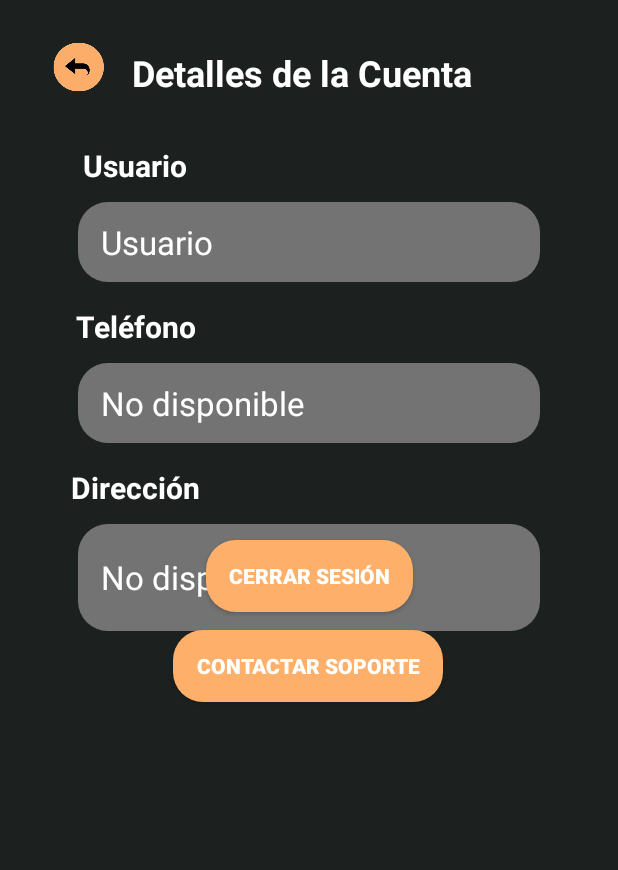
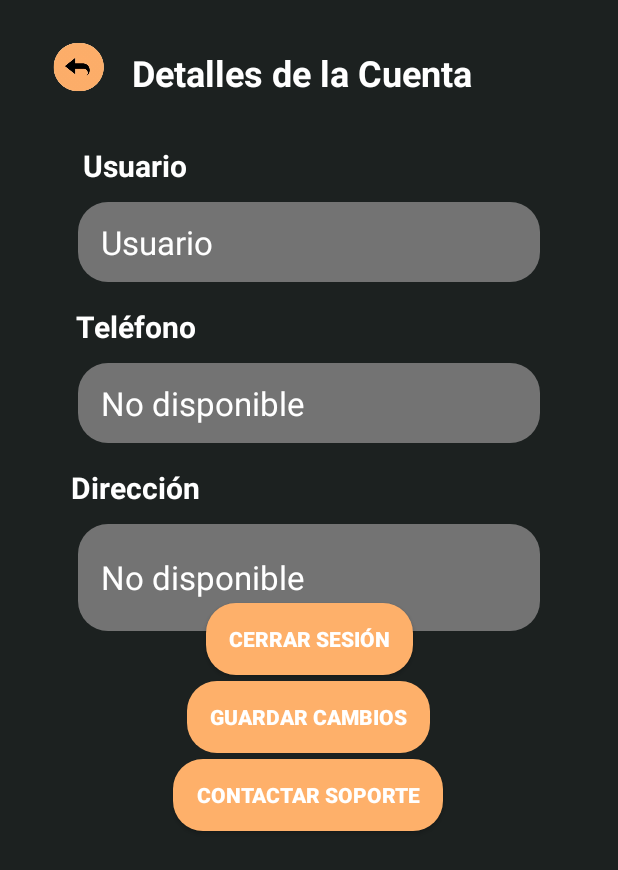
Before and after one commit to DIMONTFF/amayor, an Android app: the fragment Fragment_DetallesCuentaCliente placed in its activity, on a phone screen of 412 x 824 dp. Shown: the top 870 px of the screen. Run offline under Robolectric (Android 15) with nearby library versions, the phone set to English and light mode, and no system bars.

Commit message:
Bug Fixing 2 y editar detalles usuarios

```diff
--- a/app/src/main/java/com/example/amayor/FirstActivity/Fragments/Fragment_DetallesCuentaCliente.java
+++ b/app/src/main/java/com/example/amayor/FirstActivity/Fragments/Fragment_DetallesCuentaCliente.java
@@ -9,6 +9,8 @@ import android.os.Bundle;
 import androidx.fragment.app.Fragment;
 import androidx.fragment.app.FragmentManager;
 import androidx.fragment.app.FragmentTransaction;
+import android.text.Editable;
+import android.text.TextWatcher;
 import android.util.Log;
 import android.view.LayoutInflater;
 import android.view.View;
@@ -24,20 +26,32 @@ import com.example.amayor.R;
 public class Fragment_DetallesCuentaCliente extends Fragment {
 
     private static final String TAG = "DetallesCuentaCliente";
+    private String originalUsuario, originalTelefono, originalDireccion;
+    private EditText etUsuario, etTelefono, etDireccion;
+    private Button btnGuardarCambios;
 
     @Override
     public View onCreateView(LayoutInflater inflater, ViewGroup container, Bundle savedInstanceState) {
         View view = inflater.inflate(R.layout.fragment_detalles_cuenta_cliente, container, false);
 
         // Initialize EditText fields
-        EditText etUsuario = view.findViewById(R.id.etUsuario);
-        EditText etTelefono = view.findViewById(R.id.etTelefono);
-        EditText etDireccion = view.findViewById(R.id.etDireccion);
+        etUsuario = view.findViewById(R.id.etUsuario);
+        etTelefono = view.findViewById(R.id.etTelefono);
+        etDireccion = view.findViewById(R.id.etDireccion);
 
-        // Initialize back and other buttons
+        // Make EditText fields editable
+        etUsuario.setEnabled(true);
+        etTelefono.setEnabled(true);
+        etDireccion.setEnabled(true);
+
+        // Initialize buttons
         ImageView ivBack = view.findViewById(R.id.ivBack);
         Button btnCerrarSesion = view.findViewById(R.id.btnCerrarSesion);
         Button btnLlamarSoporte = view.findViewById(R.id.btnLLamarSoporte);
+        btnGuardarCambios = view.findViewById(R.id.guardarCambiosRealizados);
+
+        // Initially disable the save button
+        btnGuardarCambios.setEnabled(false);
 
         // Get logged-in client ID
         MainActivity activity = (MainActivity) getActivity();
@@ -50,11 +64,11 @@ public class Fragment_DetallesCuentaCliente extends Fragment {
         Log.d(TAG, "onCreateView: clienteDetails = " + (details != null ? details.toString() : "null"));
 
         // Set EditText fields with database values or defaults
-        String usuario = details != null && details.containsKey("usuario") && details.getAsString("usuario") != null
+        originalUsuario = details != null && details.containsKey("usuario") && details.getAsString("usuario") != null
                 ? details.getAsString("usuario") : "Usuario";
-        String telefono = details != null && details.containsKey("telefono") && details.getAsString("telefono") != null
+        originalTelefono = details != null && details.containsKey("telefono") && details.getAsString("telefono") != null
                 ? details.getAsString("telefono") : "No disponible";
-        String direccion = details != null && details.containsKey("direccion") && details.getAsString("direccion") != null
+        originalDireccion = details != null && details.containsKey("direccion") && details.getAsString("direccion") != null
                 ? details.getAsString("direccion") : "No disponible";
 
         if (details == null || !details.containsKey("telefono")) {
@@ -62,9 +76,59 @@ public class Fragment_DetallesCuentaCliente extends Fragment {
             Toast.makeText(requireContext(), "Teléfono no disponible en la base de datos", Toast.LENGTH_SHORT).show();
         }
 
-        etUsuario.setText(usuario);
-        etTelefono.setText(telefono);
-        etDireccion.setText(direccion);
+        etUsuario.setText(originalUsuario);
+        etTelefono.setText(originalTelefono);
+        etDireccion.setText(originalDireccion);
+
+        // Add TextWatchers to detect changes
+        TextWatcher textWatcher = new TextWatcher() {
+            @Override
+            public void beforeTextChanged(CharSequence s, int start, int count, int after) {}
+
+            @Override
+            public void onTextChanged(CharSequence s, int start, int before, int count) {}
+
+            @Override
+            public void afterTextChanged(Editable s) {
+                boolean isChanged = !etUsuario.getText().toString().equals(originalUsuario) ||
+                        !etTelefono.getText().toString().equals(originalTelefono) ||
+                        !etDireccion.getText().toString().equals(originalDireccion);
+                btnGuardarCambios.setEnabled(isChanged);
+            }
+        };
+
+        etUsuario.addTextChangedListener(textWatcher);
+        etTelefono.addTextChangedListener(textWatcher);
+        etDireccion.addTextChangedListener(textWatcher);
+
+        // Save changes button
+        btnGuardarCambios.setOnClickListener(v -> {
+            String newUsuario = etUsuario.getText().toString().trim();
+            String newTelefono = etTelefono.getText().toString().trim();
+            String newDireccion = etDireccion.getText().toString().trim();
+
+            if (newUsuario.isEmpty() || newTelefono.isEmpty() || newDireccion.isEmpty()) {
+                Toast.makeText(requireContext(), "Por favor, complete todos los campos", Toast.LENGTH_SHORT).show();
+                return;
+            }
+
+            // Check if the new username is already taken by another client
+            if (!newUsuario.equals(originalUsuario) && dbHelper.usuarioExistsCliente(newUsuario)) {
+                Toast.makeText(requireContext(), "El nombre de usuario ya está en uso", Toast.LENGTH_SHORT).show();
+                return;
+            }
+
+            boolean success = dbHelper.updateCliente(idCliente, newUsuario, newTelefono, newDireccion);
+            if (success) {
+                Toast.makeText(requireContext(), "Cambios guardados exitosamente", Toast.LENGTH_SHORT).show();
+                originalUsuario = newUsuario;
+                originalTelefono = newTelefono;
+                originalDireccion = newDireccion;
+                btnGuardarCambios.setEnabled(false);
+            } else {
+                Toast.makeText(requireContext(), "Error al guardar los cambios", Toast.LENGTH_SHORT).show();
+            }
+        });
 
         // Logout button navigation
         btnCerrarSesion.setOnClickListener(v -> {
@@ -101,7 +165,7 @@ public class Fragment_DetallesCuentaCliente extends Fragment {
         // Support button to dial phone number
         btnLlamarSoporte.setOnClickListener(v -> {
             Intent dialIntent = new Intent(Intent.ACTION_DIAL);
-            dialIntent.setData(Uri.parse("tel:653828228")); // Replace with actual support number
+            dialIntent.setData(Uri.parse("tel:653828228"));
             try {
                 startActivity(dialIntent);
                 Toast.makeText(requireContext(), "Abriendo marcador", Toast.LENGTH_SHORT).show();
--- a/app/src/main/java/com/example/amayor/FirstActivity/MainActivity.java
+++ b/app/src/main/java/com/example/amayor/FirstActivity/MainActivity.java
@@ -16,6 +16,7 @@ import com.example.amayor.FirstActivity.Fragments.Fragment_InicioCliente;
 import com.example.amayor.FirstActivity.Fragments.Fragment_InicioEmpleado;
 import com.example.amayor.FirstActivity.Fragments.Fragment_InicioSesionV1;
 import com.example.amayor.FirstActivity.Fragments.Fragment_InicioTienda;
+import com.example.amayor.FirstActivity.Fragments.Fragment_InicioOtro;
 import com.example.amayor.Objetos.Producto;
 import com.example.amayor.R;
 import java.util.HashMap;
@@ -57,24 +58,30 @@ public class MainActivity extends AppCompatActivity implements Fragment_Carrito.
         //dbHelper.resetAutoIncrement();
         //dbHelper.insertSampleData();
 
-        // Check for saved session
+        // Check for saved session and last fragment
         if (savedInstanceState == null) {
             SharedPreferences prefs = getSharedPreferences("SessionPrefs", Context.MODE_PRIVATE);
             String userType = prefs.getString("userType", "");
             int userId = prefs.getInt("userId", -1);
+            String lastFragment = prefs.getString("lastFragment", "");
+            boolean mantenerSesion = prefs.getBoolean("mantenerSesion", false);
 
-            if (userId != -1 && !userType.isEmpty()) {
-                // Auto-navigate to the appropriate Fragment
-                switch (userType) {
-                    case "Cliente":
+            if (mantenerSesion && userId != -1 && !userType.isEmpty() && !lastFragment.isEmpty()) {
+                // Restore the last fragment based on userType and lastFragment
+                switch (lastFragment) {
+                    case "Fragment_InicioCliente":
                         loggedInClienteId = userId;
                         cargarFragmento(new Fragment_InicioCliente());
                         break;
-                    case "Tienda":
+                    case "Fragment_InicioTienda":
                         loggedInTiendaId = userId;
-                        cargarFragmento(new Fragment_InicioTienda());
+                        cargarFragmento(Fragment_InicioTienda.newInstance(userId));
                         break;
-                    case "Repartidor":
+                    case "Fragment_InicioOtro":
+                        loggedInTiendaId = userId;
+                        cargarFragmento(Fragment_InicioOtro.newInstance(userId));
+                        break;
+                    case "Fragment_InicioEmpleado":
                         loggedInRepartidorId = userId;
                         cargarFragmento(new Fragment_InicioEmpleado());
                         break;
@@ -82,13 +89,19 @@ public class MainActivity extends AppCompatActivity implements Fragment_Carrito.
                         cargarFragmento(new Fragment_InicioSesionV1());
                 }
             } else {
-                // Load login Fragment if no session exists
+                // Load login Fragment if no valid session exists
                 cargarFragmento(new Fragment_InicioSesionV1());
             }
         }
     }
 
     public void cargarFragmento(Fragment fragment) {
+        // Save the current fragment class name in SharedPreferences
+        SharedPreferences prefs = getSharedPreferences("SessionPrefs", Context.MODE_PRIVATE);
+        SharedPreferences.Editor editor = prefs.edit();
+        editor.putString("lastFragment", fragment.getClass().getSimpleName());
+        editor.apply();
+
         getSupportFragmentManager().beginTransaction()
                 .setReorderingAllowed(true)
                 .replace(R.id.fragmentContainerView, fragment)
@@ -111,18 +124,29 @@ public class MainActivity extends AppCompatActivity implements Fragment_Carrito.
         this.loggedInClienteId = id;
         this.loggedInTiendaId = -1;
         this.loggedInRepartidorId = -1;
+        updateUserSession("Cliente", id);
     }
 
     public void setLoggedInTiendaId(int id) {
         this.loggedInTiendaId = id;
         this.loggedInClienteId = -1;
         this.loggedInRepartidorId = -1;
+        updateUserSession("Tienda", id);
     }
 
     public void setLoggedInRepartidorId(int id) {
         this.loggedInRepartidorId = id;
         this.loggedInClienteId = -1;
         this.loggedInTiendaId = -1;
+        updateUserSession("Repartidor", id);
+    }
+
+    private void updateUserSession(String userType, int userId) {
+        SharedPreferences prefs = getSharedPreferences("SessionPrefs", Context.MODE_PRIVATE);
+        SharedPreferences.Editor editor = prefs.edit();
+        editor.putString("userType", userType);
+        editor.putInt("userId", userId);
+        editor.apply();
     }
 
     public int getLoggedInClienteId() {
--- a/app/src/main/res/layout/fragment_detalles_cuenta_cliente.xml
+++ b/app/src/main/res/layout/fragment_detalles_cuenta_cliente.xml
@@ -127,7 +127,6 @@
         android:id="@+id/btnCerrarSesion"
         android:layout_width="wrap_content"
         android:layout_height="wrap_content"
-        android:layout_marginBottom="400dp"
         android:background="@drawable/botonseleccion"
         android:paddingLeft="15dp"
         android:paddingRight="15dp"
@@ -136,13 +135,14 @@
         android:textStyle="bold"
         app:layout_constraintBottom_toBottomOf="parent"
         app:layout_constraintEnd_toEndOf="parent"
-        app:layout_constraintStart_toStartOf="parent" />
+        app:layout_constraintStart_toStartOf="parent"
+        app:layout_constraintTop_toTopOf="parent"
+        app:layout_constraintVertical_bias="0.519" />
 
     <Button
         android:id="@+id/btnLLamarSoporte"
         android:layout_width="wrap_content"
         android:layout_height="wrap_content"
-        android:layout_marginBottom="340dp"
         android:background="@drawable/botonseleccion"
         android:paddingLeft="15dp"
         android:paddingRight="15dp"
@@ -152,6 +152,25 @@
         app:layout_constraintBottom_toBottomOf="parent"
         app:layout_constraintEnd_toEndOf="parent"
         app:layout_constraintHorizontal_bias="0.497"
-        app:layout_constraintStart_toStartOf="parent" />
+        app:layout_constraintStart_toStartOf="parent"
+        app:layout_constraintTop_toTopOf="parent"
+        app:layout_constraintVertical_bias="0.659" />
+
+    <Button
+        android:id="@+id/guardarCambiosRealizados"
+        android:layout_width="wrap_content"
+        android:layout_height="wrap_content"
+        android:background="@drawable/botonseleccion"
+        android:paddingLeft="15dp"
+        android:paddingRight="15dp"
+        android:text="Guardar Cambios"
+        android:textColor="@color/white"
+        android:textStyle="bold"
+        app:layout_constraintBottom_toBottomOf="parent"
+        app:layout_constraintEnd_toEndOf="parent"
+        app:layout_constraintHorizontal_bias="0.497"
+        app:layout_constraintStart_toStartOf="parent"
+        app:layout_constraintTop_toTopOf="parent"
+        app:layout_constraintVertical_bias="0.589" />
 
 </androidx.constraintlayout.widget.ConstraintLayout>
```
Also changed, not shown: app/src/main/java/com/example/amayor/FirstActivity/Database/DataBaseHelper.java (+46 -14 lines), app/src/main/java/com/example/amayor/FirstActivity/Fragments/Fragment_DetallesCuentaRepartidor.java (+68 -8 lines), app/src/main/java/com/example/amayor/FirstActivity/Fragments/Fragment_DetallesCuentaTienda.java (+83 -12 lines), app/src/main/java/com/example/amayor/FirstActivity/Fragments/Fragment_InicioSesionV1.java (+2 -27 lines), app/src/main/res/layout/fragment_detalles_cuenta_repartidor.xml (+23 -4 lines), app/src/main/res/layout/fragment_detalles_cuenta_tienda.xml (+24 -4 lines).
